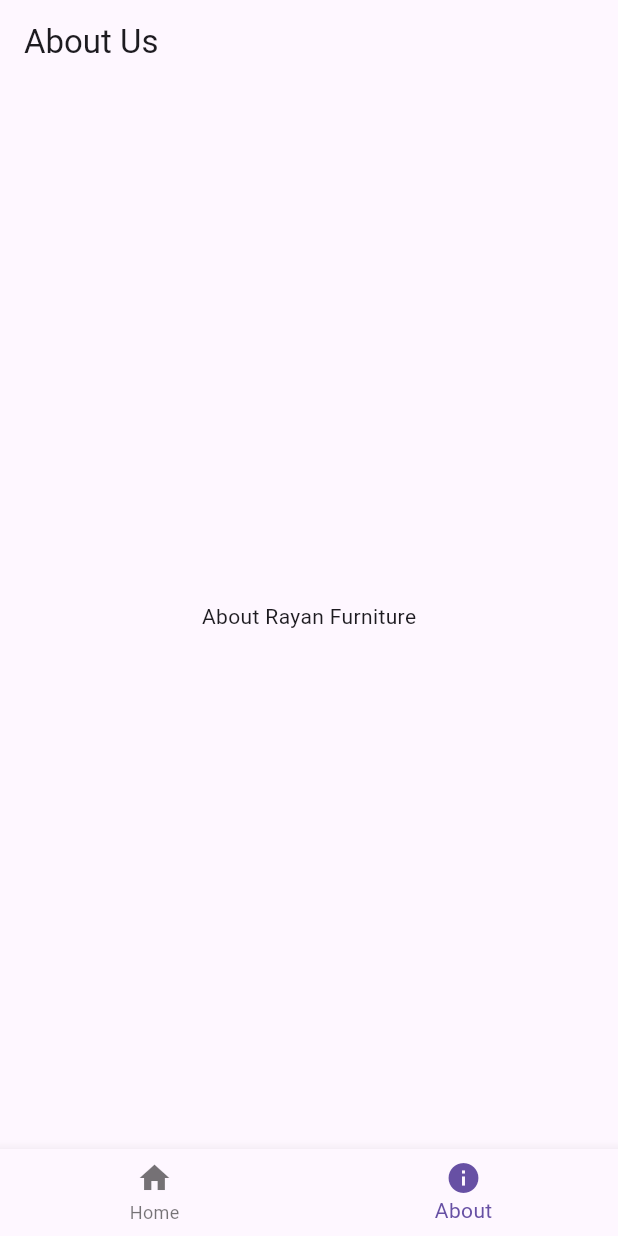
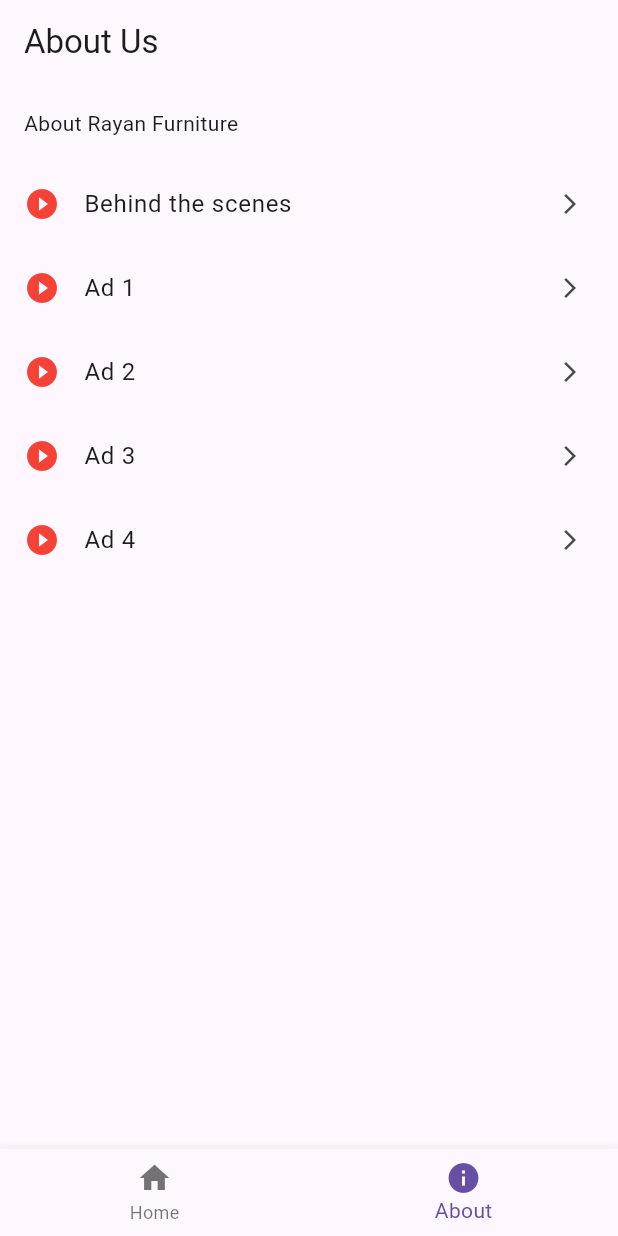
Before and after one commit to S-Ayo1/rayan_furniture_app, a Flutter app: the screen it shows after launch, item 2 of the bottom bar chosen, on a phone screen of 412 x 824 dp. Run offline on Flutter 3.47's test engine with Material 3 defaults, Android fonts, the phone set to English and light mode, and no system bars.

Commit message:
Home, details, banner and about tab

```diff
--- a/lib/about_screen.dart
+++ b/lib/about_screen.dart
@@ -1,4 +1,21 @@
 import 'package:flutter/material.dart';
+import 'package:url_launcher/url_launcher.dart';
+
+List<String> videoTitles = [
+  'Behind the scenes',
+  'Ad 1',
+  'Ad 2',
+  'Ad 3',
+  'Ad 4',
+];
+
+List<String> videoLinks = [
+  'https://www.youtube.com/shorts/SHb32868mM0',
+  'https://www.youtube.com/watch?v=WNRASwShRdY',
+  'https://www.youtube.com/shorts/1nGkrewGm64',
+  'https://www.youtube.com/shorts/Y1-Srb-1wps',
+  'https://www.youtube.com/shorts/TRn5iLxmki4',
+];
 
 class AboutScreen extends StatelessWidget {
   const AboutScreen({super.key});
@@ -7,7 +24,26 @@ class AboutScreen extends StatelessWidget {
   Widget build(BuildContext context) {
     return Scaffold(
       appBar: AppBar(title: const Text('About Us')),
-      body: const Center(child: Text('About Rayan Furniture')),
+      body: ListView(
+        children: [
+          const Padding(
+            padding: EdgeInsets.all(16),
+            child: Text('About Rayan Furniture'),
+          ),
+          for (var i = 0; i < videoTitles.length; i++)
+            ListTile(
+              leading: const Icon(Icons.play_circle_fill, color: Colors.red),
+              title: Text(videoTitles[i]),
+              trailing: const Icon(Icons.arrow_forward_ios, size: 16),
+              onTap: () async {
+                await launchUrl(
+                  Uri.parse(videoLinks[i]),
+                  mode: LaunchMode.externalApplication,
+                );
+              },
+            ),
+        ],
+      ),
     );
   }
 }
```
